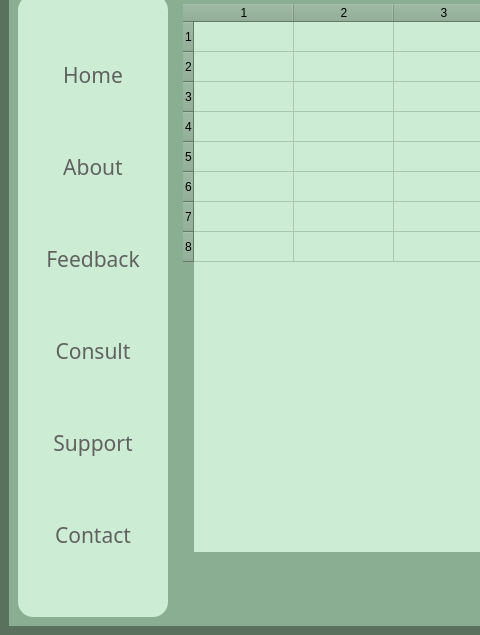
srishtiigautam/restorehealth, file staff_logged_in.ui: the form before one commit; both pictures show x 0 to 480 and y 129 to 764 of the 1015 by 764 pixel window.
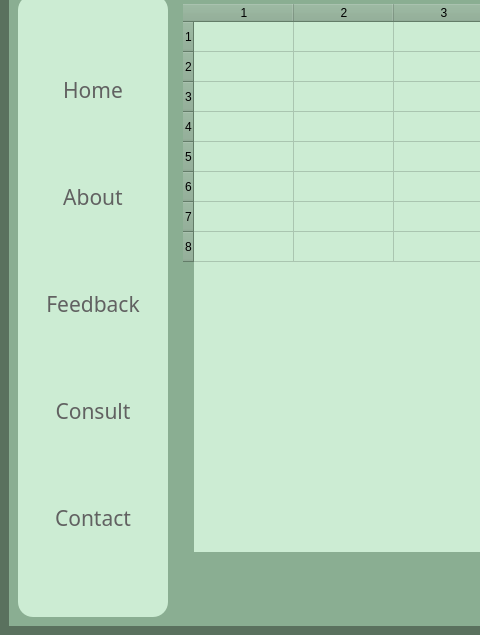
The form after the commit. Icons and pictures are not drawn.

```diff
--- a/staff_logged_in.ui
+++ b/staff_logged_in.ui
@@ -218,6 +218,7 @@
              <font>
               <family>Javanese Text</family>
               <pointsize>16</pointsize>
+              <weight>50</weight>
               <bold>false</bold>
              </font>
             </property>
@@ -256,6 +257,7 @@
              <font>
               <family>Javanese Text</family>
               <pointsize>16</pointsize>
+              <weight>50</weight>
               <bold>false</bold>
              </font>
             </property>
@@ -295,6 +297,7 @@
              <font>
               <family>Javanese Text</family>
               <pointsize>16</pointsize>
+              <weight>50</weight>
               <bold>false</bold>
              </font>
             </property>
@@ -332,6 +335,7 @@
              <font>
               <family>Javanese Text</family>
               <pointsize>16</pointsize>
+              <weight>50</weight>
               <bold>false</bold>
              </font>
             </property>
@@ -364,50 +368,13 @@
             </property>
            </widget>
           </item>
-          <item>
-           <widget class="QPushButton" name="pushButton_5">
-            <property name="font">
-             <font>
-              <family>Javanese Text</family>
-              <pointsize>16</pointsize>
-              <bold>false</bold>
-             </font>
-            </property>
-            <property name="cursor">
-             <cursorShape>PointingHandCursor</cursorShape>
-            </property>
-            <property name="styleSheet">
-             <string notr="true">QPushButton{
-color: rgb(97, 97, 97);
-border-radius:10px;
-}
-
-QPushButton:hover{
-background-color: rgb(220, 255, 228);
-	/*color: rgb(255, 255, 255);*/
-	font: 700 16pt &quot;Constantia&quot;;
-}
-QPushButton:pressed{
-	color: rgb(0, 0, 32);
-	border-radius:10px;
-	background-color: rgb(138, 174, 146);
-}
-
-
-
-</string>
-            </property>
-            <property name="text">
-             <string>Support</string>
-            </property>
-           </widget>
-          </item>
           <item>
            <widget class="QPushButton" name="Contact_button">
             <property name="font">
              <font>
               <family>Javanese Text</family>
               <pointsize>16</pointsize>
+              <weight>50</weight>
               <bold>false</bold>
              </font>
             </property>
```
Left out of the diff: 4 changed lines with no effect on the pictures.
